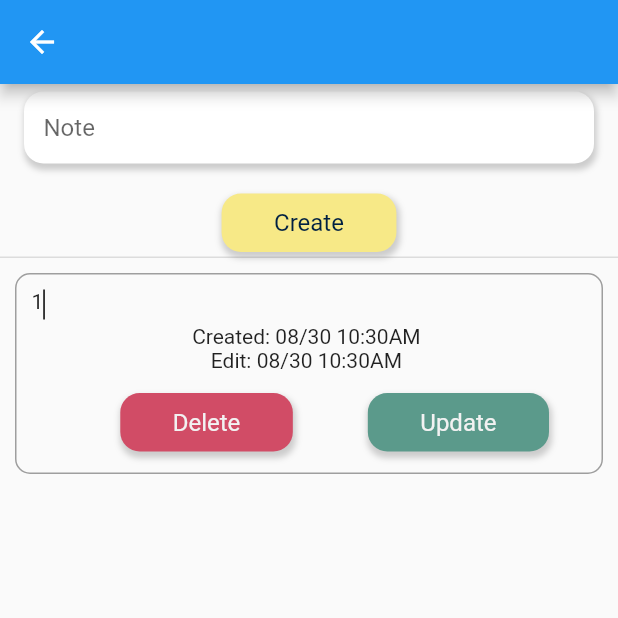
After one commit to SalarPro/kurd_coders, a Flutter app: the FirebaseTestBulkData screen opened directly, after a tap on "Create", on a phone screen of 412 x 824 dp, the top half of it. The commit adds this screen. Run offline on Flutter 3.47's test engine with Material 2 defaults, Android fonts, the phone set to English and light mode, and no system bars; our stand-ins replace cached_network_image, cloud_firestore, firebase_core, image_cropper, image_picker, like_button and 1 more; missing offline and left inert: flutter_circular_text; accounts and stored records are empty.

Commit message:
firebase Bulk data read write, TODO

```diff
--- /dev/null
+++ b/lib/src/firebase_test_screen_all_data.dart
@@ -0,0 +1,205 @@
+import 'package:cloud_firestore/cloud_firestore.dart';
+import 'package:flutter/material.dart';
+import 'package:intl/intl.dart';
+import 'package:kurd_coders/src/helper/k_colors.dart';
+import 'package:kurd_coders/src/helper/k_text_style.dart';
+import 'package:kurd_coders/src/helper/k_widgets.dart';
+import 'package:kurd_coders/src/models/note_model.dart';
+import 'package:kurd_coders/src/my_widgets/k_text_filed.dart';
+
+class FirebaseTestBulkData extends StatefulWidget {
+  const FirebaseTestBulkData({super.key});
+
+  @override
+  State<FirebaseTestBulkData> createState() => _FirebaseTestBulkDataState();
+}
+
+class _FirebaseTestBulkDataState extends State<FirebaseTestBulkData> {
+  var noteETC = TextEditingController();
+
+  var isLoading = false;
+
+  @override
+  Widget build(BuildContext context) {
+    return Scaffold(
+      appBar: AppBar(),
+      body: _bodyLayout,
+    );
+  }
+
+  get _bodyLayout => Stack(
+        children: [
+          _body,
+          KWidget.loadingView(isLoading, text: "Loading.."),
+        ],
+      );
+
+  get _body => Column(
+        children: [
+          KTextField(
+            controller: noteETC,
+            hint: "Note",
+          ),
+          KWidget.btnMedium(
+              title: "Create",
+              onTap: () {
+                createNewNote();
+              }),
+          Divider(
+            thickness: 1,
+            height: 0,
+          ),
+          _noteList,
+        ],
+      );
+
+  Widget get _noteList => Expanded(
+        child: StreamBuilder<QuerySnapshot<Map<String, dynamic>>>(
+          stream: FirebaseFirestore.instance
+              .collection("notes")
+              .orderBy("updatedAt", descending: true)
+              .snapshots(),
+          builder: (context, snpashot) {
+            if (snpashot.data == null) {
+              return KWidget.loadingView(true);
+            }
+
+            var myDocs = snpashot.data!.docs;
+
+            List<NoteModel> myNotes = [];
+            for (var note in myDocs) {
+              var noteModel = NoteModel.fromMap(note.data());
+              myNotes.add(noteModel);
+            }
+
+            return ListView.builder(
+              itemCount: myNotes.length,
+              itemBuilder: (context, index) {
+                return noteCellView(myNotes[index], index);
+              },
+            );
+          },
+        ),
+      );
+
+  Container noteCellView(NoteModel noteModel, index) {
+    return Container(
+      decoration: BoxDecoration(
+          border: Border.all(color: Colors.grey),
+          borderRadius: BorderRadius.circular(10)),
+      padding: EdgeInsets.all(10),
+      margin: EdgeInsets.all(10),
+      child: Column(
+        children: [
+          Row(
+            crossAxisAlignment: CrossAxisAlignment.start,
+            children: [
+              Text("${index + 1}"),
+              Container(
+                width: 1,
+                height: 20,
+                color: Colors.black,
+              ),
+              Expanded(
+                child: Text(
+                  noteModel.note ?? "N/A",
+                  style: KTextStyle.textColorDark(20),
+                ),
+              ),
+            ],
+          ),
+          if (noteModel.createdAt != null)
+            Text(
+                "Created: ${DateFormat("MM/dd hh:mma ").format(noteModel.createdAt!.toDate())}"),
+          if (noteModel.updatedAt != null)
+            Text(
+                "Edit: ${DateFormat("MM/dd hh:mma ").format(noteModel.updatedAt!.toDate())}"),
+          SizedBox(
+            height: 10,
+          ),
+          Row(
+            mainAxisAlignment: MainAxisAlignment.end,
+            children: [
+              KWidget.btnMedium(
+                bgColor: KColors.dangerColor,
+                color: KColors.white,
+                title: "Delete",
+                onTap: () {
+                  noteModel.delete();
+                },
+              ),
+              KWidget.btnMedium(
+                bgColor: KColors.primaryColor,
+                color: KColors.white,
+                title: "Update",
+                onTap: () {
+                  showUpdateDialog(noteModel);
+                },
+              ),
+            ],
+          )
+        ],
+      ),
+    );
+  }
+
+  void createNewNote() async {
+    var mNote = NoteModel(
+      note: noteETC.text,
+      createdAt: Timestamp.now(),
+      updatedAt: Timestamp.now(),
+    );
+
+    await mNote.create();
+  }
+
+  void showUpdateDialog(NoteModel noteModel) {
+    var localNoteETC = TextEditingController(text: noteModel.note);
+
+    showDialog(
+        context: context,
+        builder: (context) {
+          return AlertDialog(
+            title: Text("Edit your note"),
+            content: Column(
+              mainAxisSize: MainAxisSize.min,
+              children: [
+                KTextField(
+                  controller: localNoteETC,
+                  dynamicHeight: true,
+                ),
+              ],
+            ),
+            actions: [
+              TextButton(
+                  onPressed: () {
+                    Navigator.pop(context);
+                  },
+                  child: Text("Cancel")),
+              TextButton(
+                  onPressed: () async {
+                    noteModel.note = localNoteETC.text;
+                    noteModel.update();
+                    Navigator.pop(context);
+                    // hide keyboard
+                    FocusScope.of(context).unfocus();
+                  },
+                  child: Text("Update")),
+            ],
+          );
+        });
+  }
+
+  /* Future<List<String>> getData() async {
+    print("Get Data Called");
+    var notesData = await FirebaseFirestore.instance.collection("notes").get();
+
+    List<String> myList = [];
+
+    notesData.docs.forEach((element) {
+      myList.add(element.data()['note']);
+    });
+
+    return myList;
+  } */
+}
--- a/lib/src/firestore_test_screen.dart
+++ b/lib/src/firestore_test_screen.dart
@@ -1,5 +1,3 @@
-import 'dart:ui';
-
 import 'package:cloud_firestore/cloud_firestore.dart';
 import 'package:flutter/material.dart';
 import 'package:kurd_coders/src/helper/k_text_style.dart';
@@ -28,26 +26,7 @@ class FirebaseeTestScreenState extends State<FirebaseTestScreen> {
       body: Stack(
         children: [
           _body,
-          if (isLoading)
-            BackdropFilter(
-              filter: ImageFilter.blur(sigmaX: 5, sigmaY: 5),
-              child: Container(
-                width: double.infinity,
-                height: double.infinity,
-                child: Center(
-                  child: Column(
-                    mainAxisSize: MainAxisSize.min,
-                    children: [
-                      CircularProgressIndicator(),
-                      SizedBox(
-                        height: 20,
-                      ),
-                      Text("Loading")
-                    ],
-                  ),
-                ),
-              ),
-            )
+          KWidget.loadingView(true, text: "Loading.."),
         ],
       ),
     );
--- a/lib/src/helper/k_widgets.dart
+++ b/lib/src/helper/k_widgets.dart
@@ -1,3 +1,5 @@
+import 'dart:ui';
+
 import 'package:flutter/material.dart';
 import 'package:kurd_coders/src/helper/k_colors.dart';
 import 'package:kurd_coders/src/helper/k_text_style.dart';
@@ -12,6 +14,7 @@ class KWidget {
     return GestureDetector(
       onTap: onTap,
       child: Container(
+        margin: const EdgeInsets.symmetric(vertical: 4, horizontal: 25),
         padding: const EdgeInsets.symmetric(vertical: 10, horizontal: 20),
         decoration: BoxDecoration(
           boxShadow: [
@@ -97,4 +100,30 @@ class KWidget {
       ),
     );
   }
+
+  static loadingView(bool isLoading, {String? text}) {
+    if (isLoading) {
+      return BackdropFilter(
+        filter: ImageFilter.blur(sigmaX: 5, sigmaY: 5),
+        child: SizedBox(
+          width: double.infinity,
+          height: double.infinity,
+          child: Center(
+            child: Column(
+              mainAxisSize: MainAxisSize.min,
+              children: [
+                const CircularProgressIndicator(),
+                const SizedBox(
+                  height: 20,
+                ),
+                if (text != null) Text(text)
+              ],
+            ),
+          ),
+        ),
+      );
+    } else {
+      return const SizedBox.shrink();
+    }
+  }
 }
--- a/lib/src/home_screen/screens/profile_screen.dart
+++ b/lib/src/home_screen/screens/profile_screen.dart
@@ -5,6 +5,7 @@ import 'package:intl/intl.dart';
 import 'package:kurd_coders/src/constants/assets.dart';
 import 'package:flutter_circular_text/circular_text.dart';
 import 'package:kurd_coders/src/damy_data.dart';
+import 'package:kurd_coders/src/firebase_test_screen_all_data.dart';
 import 'package:kurd_coders/src/firestore_test_screen.dart';
 import 'package:kurd_coders/src/helper/k_widgets.dart';
 import 'package:kurd_coders/src/home_screen/screens/edit_profile_screen.dart';
@@ -151,6 +152,7 @@ class _ProfileScreenState extends State<ProfileScreen> {
                   ),
                   SizedBox(height: 8),
                   Text(myUser.bio!),
+
                 ],
               ),
             ),
@@ -160,6 +162,12 @@ class _ProfileScreenState extends State<ProfileScreen> {
                 Navigator.push(context,
                     MaterialPageRoute(builder: (_) => FirebaseTestScreen()));
               }),
+          KWidget.btnMedium(
+              title: "TESTS BULK Data",
+              onTap: () {
+                Navigator.push(context,
+                    MaterialPageRoute(builder: (_) => FirebaseTestBulkData()));
+              }),
         ],
       ),
     );
--- a/lib/src/models/comment_model.dart
+++ b/lib/src/models/comment_model.dart
@@ -4,13 +4,13 @@ class CommentModel {
   String? comment;
   DateTime? createdAt;
 
-  List<CommentModel>? comments;
-
   CommentModel({
     this.id,
     this.userId,
     this.comment,
-    this.comments,
     this.createdAt,
   });
+
+  // fromMap
+  // toMap
 }
--- /dev/null
+++ b/lib/src/models/note_model.dart
@@ -0,0 +1,55 @@
+import 'package:cloud_firestore/cloud_firestore.dart';
+import 'package:uuid/uuid.dart';
+
+class NoteModel {
+  String? uid;
+  String? note;
+  Timestamp? createdAt;
+  Timestamp? updatedAt;
+
+  NoteModel({
+    this.uid,
+    this.note,
+    this.createdAt,
+    this.updatedAt,
+  });
+
+  static NoteModel fromMap(Map<String, dynamic> map) {
+    return NoteModel(
+      uid: map["uid"],
+      note: map["note"],
+      createdAt: map["createdAt"],
+      updatedAt: map["updatedAt"],
+    );
+  }
+
+  Map<String, dynamic> toMap() {
+    return {
+      "uid": uid,
+      "note": note,
+      "createdAt": createdAt,
+      "updatedAt": updatedAt,
+    };
+  }
+
+  // create
+  Future<void> create() async {
+    uid ??= const Uuid().v1();
+
+    await FirebaseFirestore.instance.collection("notes").doc(uid).set(toMap());
+  }
+
+  // update
+  Future<void> update() async {
+    updatedAt = Timestamp.now();
+    await FirebaseFirestore.instance
+        .collection("notes")
+        .doc(uid)
+        .update(toMap());
+  }
+
+  // delete
+  Future<void> delete() async {
+    await FirebaseFirestore.instance.collection("notes").doc(uid).delete();
+  }
+}
--- a/lib/src/models/user_model.dart
+++ b/lib/src/models/user_model.dart
@@ -16,4 +16,10 @@ class UserModel {
     this.avatarUrl,
     this.birthday,
   });
+
+   // fromMap
+  // toMap
+  // create
+  // update
+  // delete
 }
--- a/pubspec.yaml
+++ b/pubspec.yaml
@@ -40,6 +40,7 @@ dependencies:
   intl: ^0.18.1
   like_button: ^2.0.5
   shimmer: ^3.0.0
+  uuid: ^3.0.7
 
 dev_dependencies:
   flutter_lints: ^2.0.0
```
Also changed, not shown: lib/src/models/post_model.dart (+7 -0 lines), pubspec.lock.
